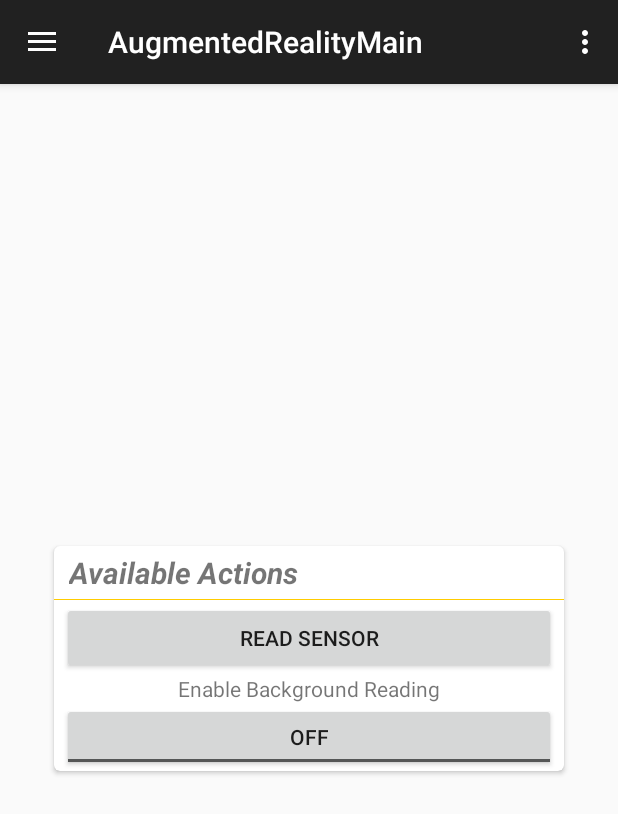
After one commit to kyledef/SensorExamples, an Android app: the AugmentedRealityFragment screen opened directly, with no data from a screen before it, on a phone screen of 412 x 824 dp. The commit adds this screen. Shown: the top 814 px of the screen. Run offline under Robolectric (Android 15) with nearby library versions, the phone set to English and light mode, and no system bars.

Commit message:
added base for controls

```diff
--- a/app/src/main/AndroidManifest.xml
+++ b/app/src/main/AndroidManifest.xml
@@ -7,6 +7,12 @@
     <uses-permission android:name="android.permission.ACCESS_COARSE_LOCATION" />
     <uses-permission android:name="android.permission.ACCESS_FINE_LOCATION" />
     <uses-permission android:name="android.permission.WRITE_EXTERNAL_STORAGE" />
+    <uses-permission android:name="android.permission.CAMERA" />
+
+    <uses-feature android:name="android.hardware.camera" />
+    <uses-feature android:name="android.hardware.sensor.accelerometer" />
+    <uses-feature android:name="android.hardware.sensor.gyroscope" />
+    <uses-feature android:name="android.hardware.sensor.compass" />
 
     <meta-data
         android:name="com.google.android.gms.version"
@@ -27,7 +33,6 @@
         <activity
             android:name=".ui.SensorListActivity"
             android:label="@string/app_name" >
-
         </activity>
         <activity
             android:name=".ui.SensorDetailActivity"
@@ -42,8 +47,17 @@
             android:label="@string/title_activity_main_menu" >
             <intent-filter>
                 <action android:name="android.intent.action.MAIN" />
+
                 <category android:name="android.intent.category.LAUNCHER" />
             </intent-filter>
+        </activity>
+        <activity
+            android:name=".ui.AugmentedRealityMain"
+            android:label="@string/title_activity_augmented_reality_main"
+            android:parentActivityName=".ui.MainMenu" >
+            <meta-data
+                android:name="android.support.PARENT_ACTIVITY"
+                android:value="org.kyledef.sensorexamples.ui.MainMenu" />
         </activity>
     </application>
 
--- /dev/null
+++ b/app/src/main/java/org/kyledef/sensorexamples/ui/AugmentedRealityFragment.java
@@ -0,0 +1,21 @@
+package org.kyledef.sensorexamples.ui;
+
+import android.os.Bundle;
+import android.support.v4.app.Fragment;
+import android.view.LayoutInflater;
+import android.view.View;
+import android.view.ViewGroup;
+
+import org.kyledef.sensorexamples.R;
+
+/**
+ * Created by kyle on 2/22/15.
+ */
+public class AugmentedRealityFragment extends Fragment {
+
+    @Override
+    public View onCreateView(LayoutInflater inflater, ViewGroup container, Bundle savedInstanceState) {
+        View rootView = inflater.inflate(R.layout.fragment_augmented_reality_main, container, false);
+        return rootView;
+    }
+}
--- /dev/null
+++ b/app/src/main/java/org/kyledef/sensorexamples/ui/AugmentedRealityMain.java
@@ -0,0 +1,48 @@
+package org.kyledef.sensorexamples.ui;
+
+import android.os.Bundle;
+import android.view.Menu;
+import android.view.MenuItem;
+
+import org.kyledef.sensorexamples.R;
+
+public class AugmentedRealityMain extends BaseActivity {
+
+    @Override
+    protected void onCreate(Bundle savedInstanceState) {
+        super.onCreate(savedInstanceState);
+
+        setContentView(R.layout.activity_augmented_reality_main);
+        if (savedInstanceState == null) {
+            getSupportFragmentManager()
+                    .beginTransaction()
+                    .add(R.id.container, new AugmentedRealityFragment())
+                    .commit();
+        }
+
+        this.setUpNavDrawer();
+    }
+
+    @Override
+    public boolean onCreateOptionsMenu(Menu menu) {
+        // Inflate the menu; this adds items to the action bar if it is present.
+        getMenuInflater().inflate(R.menu.menu_augmented_reality_main, menu);
+        return true;
+    }
+
+    @Override
+    public boolean onOptionsItemSelected(MenuItem item) {
+        // Handle action bar item clicks here. The action bar will
+        // automatically handle clicks on the Home/Up button, so long
+        // as you specify a parent activity in AndroidManifest.xml.
+        int id = item.getItemId();
+
+        //noinspection SimplifiableIfStatement
+        if (id == R.id.action_settings) {
+            return true;
+        }
+
+        return super.onOptionsItemSelected(item);
+    }
+
+}
--- a/app/src/main/java/org/kyledef/sensorexamples/BaseActivity.java
+++ b/app/src/main/java/org/kyledef/sensorexamples/ui/BaseActivity.java
@@ -1,4 +1,4 @@
-package org.kyledef.sensorexamples;
+package org.kyledef.sensorexamples.ui;
 
 import android.content.Intent;
 import android.os.Bundle;
@@ -8,6 +8,7 @@ import android.support.v7.app.ActionBarActivity;
 import android.view.Menu;
 import android.widget.Toast;
 
+import org.kyledef.sensorexamples.R;
 import org.kyledef.sensorexamples.ui.MainMenu;
 import org.kyledef.sensorexamples.ui.MainMenuFragment;
 import org.kyledef.sensorexamples.ui.NavigationDrawerFragment;
@@ -39,13 +40,13 @@ public class BaseActivity extends ActionBarActivity  implements NavigationDrawer
         Intent i = null;
         switch (position){
             case 0:
-                i = new Intent(this, MainMenu.class);
+                i = new Intent(this, MainMenu.class);;
                 break;
             case 1:
                 i = new Intent(this, SensorListActivity.class);
                 break;
             case 2:
-                Toast.makeText(this, "Augmented Reality not yet available", Toast.LENGTH_SHORT).show();
+                i = new Intent(this, AugmentedRealityMain.class);
                 break;
             case 3:
                 Toast.makeText(this, "Activity Recognition not yet available", Toast.LENGTH_SHORT).show();
--- a/app/src/main/java/org/kyledef/sensorexamples/ui/MainMenu.java
+++ b/app/src/main/java/org/kyledef/sensorexamples/ui/MainMenu.java
@@ -5,7 +5,6 @@ import android.os.Bundle;
 import android.view.View;
 import android.widget.Toast;
 
-import org.kyledef.sensorexamples.BaseActivity;
 import org.kyledef.sensorexamples.R;
 
 public class MainMenu extends BaseActivity {
@@ -34,6 +33,7 @@ public class MainMenu extends BaseActivity {
 
     public void augReality(View v){
         Toast.makeText(this, "Selected Augmented Reality", Toast.LENGTH_SHORT).show();
+        startActivity(new Intent(this, AugmentedRealityMain.class));
     }
 
     public void activity(View v){
--- a/app/src/main/java/org/kyledef/sensorexamples/ui/SensorListActivity.java
+++ b/app/src/main/java/org/kyledef/sensorexamples/ui/SensorListActivity.java
@@ -8,7 +8,6 @@ import android.os.Bundle;
 import android.support.v4.app.Fragment;
 import android.util.Log;
 
-import org.kyledef.sensorexamples.BaseActivity;
 import org.kyledef.sensorexamples.R;
 import org.kyledef.sensorexamples.model.DBHelper;
 import org.kyledef.sensorexamples.utils.PrefUtils;
--- /dev/null
+++ b/app/src/main/res/layout/activity_augmented_reality_main.xml
@@ -0,0 +1,25 @@
+<android.support.v4.widget.DrawerLayout
+    xmlns:android="http://schemas.android.com/apk/res/android"
+    xmlns:tools="http://schemas.android.com/tools"
+    android:id="@+id/drawer_layout"
+    android:layout_width="match_parent"
+    android:layout_height="match_parent"
+    tools:context="org.kyledef.sensorexamples.ui.MainMenu">
+
+    <FrameLayout
+        xmlns:android="http://schemas.android.com/apk/res/android"
+        xmlns:tools="http://schemas.android.com/tools"
+        android:id="@+id/container"
+        android:layout_width="match_parent"
+        android:layout_height="match_parent"
+        tools:context="org.kyledef.sensorexamples.ui.AugmentedRealityMain"
+        tools:ignore="MergeRootFrame" />
+
+    <fragment android:id="@+id/navigation_drawer"
+        android:layout_width="@dimen/navigation_drawer_width"
+        android:layout_height="match_parent"
+        android:layout_gravity="start"
+        android:name="org.kyledef.sensorexamples.ui.NavigationDrawerFragment"
+        tools:layout="@layout/fragment_nav_drawer" />
+
+</android.support.v4.widget.DrawerLayout>
--- /dev/null
+++ b/app/src/main/res/layout/fragment_augmented_reality_main.xml
@@ -0,0 +1,85 @@
+<LinearLayout
+    xmlns:android="http://schemas.android.com/apk/res/android"
+    xmlns:tools="http://schemas.android.com/tools"
+    android:layout_width="match_parent"
+    android:layout_height="match_parent"
+    android:paddingLeft="@dimen/activity_horizontal_margin"
+    android:paddingRight="@dimen/activity_horizontal_margin"
+    android:paddingTop="@dimen/activity_vertical_margin"
+    android:paddingBottom="@dimen/activity_vertical_margin"
+    tools:context="org.kyledef.sensorexamples.ui.AugmentedRealityFragment">
+
+    <android.support.v7.widget.CardView
+        xmlns:card_view="http://schemas.android.com/apk/res-auto"
+        android:id="@+id/aug_control_view"
+        android:layout_gravity="center"
+        android:layout_width="fill_parent"
+        android:layout_height="150dp"
+        android:layout_marginLeft="20dp"
+        android:layout_marginRight="20dp"
+        card_view:cardCornerRadius="4dp"
+        android:layout_marginTop="1dp"
+        android:layout_marginBottom="2dp">
+
+        <LinearLayout android:orientation="vertical"
+            android:id="@+id/control_view"
+            android:layout_width="match_parent"
+            android:layout_height="match_parent">
+            <TextView
+                xmlns:android="http://schemas.android.com/apk/res/android"
+                xmlns:tools="http://schemas.android.com/tools"
+                android:id="@+id/action_header"
+                android:layout_width="fill_parent"
+                android:gravity="center_vertical"
+                android:layout_marginStart="10dp"
+                android:layout_marginTop="4dp"
+                android:layout_marginBottom="4dp"
+                android:layout_marginEnd="10dp"
+                android:layout_height="wrap_content"
+                android:textSize="20sp"
+                android:maxLines="1"
+                android:textIsSelectable="false"
+                tools:context=".SensorDetailFragment"
+                android:textStyle="bold|italic"
+                android:text="@string/action_header" />
+            <View
+                android:layout_width="match_parent"
+                android:layout_height="1px"
+                android:background="#FFCC00"/>
+
+            <LinearLayout android:orientation="vertical"
+                android:id="@+id/action_section"
+                android:layout_width="match_parent"
+                android:layout_height="wrap_content"
+                android:gravity="center_vertical">
+
+
+                <Button
+                    android:layout_width="fill_parent"
+                    android:layout_height="wrap_content"
+                    android:text="@string/read_button"
+                    android:id="@+id/launch_button"
+                    android:layout_marginLeft="5dp"
+                    android:layout_marginRight="5dp"
+                    android:layout_marginTop="1dp" />
+
+                <TextView
+                    android:layout_width="wrap_content"
+                    android:layout_height="wrap_content"
+                    android:text="@string/background_button"
+                    android:id="@+id/bck_btn_lbl"
+                    android:layout_gravity="center_horizontal" />
+
+                <ToggleButton
+                    android:layout_width="fill_parent"
+                    android:layout_height="wrap_content"
+                    android:text="@string/background_button"
+                    android:id="@+id/background_button"
+                    android:layout_marginRight="5dp"
+                    android:layout_marginLeft="5dp" />
+
+            </LinearLayout>
+        </LinearLayout>
+
+    </android.support.v7.widget.CardView>
+</LinearLayout>
--- /dev/null
+++ b/app/src/main/res/menu/menu_augmented_reality_main.xml
@@ -0,0 +1,7 @@
+<menu xmlns:android="http://schemas.android.com/apk/res/android"
+    xmlns:app="http://schemas.android.com/apk/res-auto"
+    xmlns:tools="http://schemas.android.com/tools"
+    tools:context="org.kyledef.sensorexamples.ui.AugmentedRealityMain">
+    <item android:id="@+id/action_settings" android:title="@string/action_settings"
+        android:orderInCategory="100" app:showAsAction="never" />
+</menu>
--- a/app/src/main/res/values/strings.xml
+++ b/app/src/main/res/values/strings.xml
@@ -43,4 +43,6 @@
     <string name="activity_description">Lorem ipsum dolor sit amet, consectetur adipiscing elit. Fusce porta turpis ornare, pretium nunc vel, feugiat erat. Fusce eget vestibulum nisi. Cras in porttitor velit, at imperdiet est.</string>
     <string name="contextcomp">Contextual Computing</string>
     <string name="contextcomp_description">Lorem ipsum dolor sit amet, consectetur adipiscing elit. Fusce porta turpis ornare, pretium nunc vel, feugiat erat. Fusce eget vestibulum nisi. Cras in porttitor velit, at imperdiet est.</string>
+    <string name="title_activity_augmented_reality_main">AugmentedRealityMain</string>
+    <string name="hello_world">Hello world!</string>
 </resources>
```
Also changed, not shown: app/src/main/libs/beyondar-v0.9.3.jar (added), app/src/main/res/drawable/activity_icon.png.
